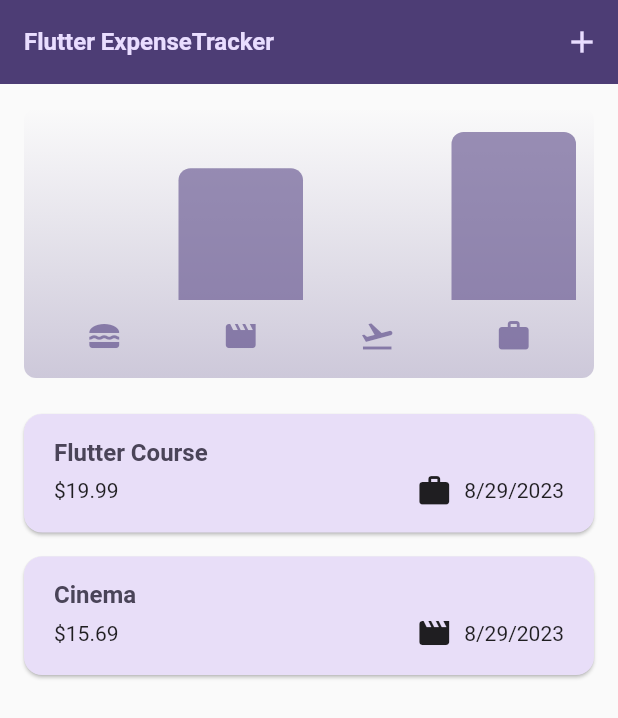
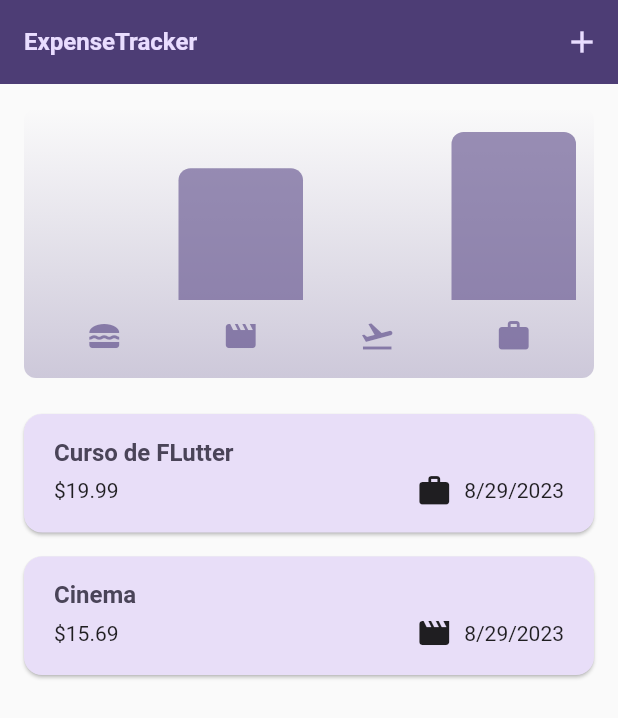
Before and after one commit to Olcortes/expense_tracker, a Flutter app: the screen it shows after launch, on a phone screen of 412 x 824 dp. Shown: the top 718 px of the screen. Run offline on Flutter 3.47's test engine with Material 2 defaults, Android fonts, the phone set to English and light mode, and no system bars.

Commit message:
cambio a español

```diff
--- a/lib/widgets/expenses.dart
+++ b/lib/widgets/expenses.dart
@@ -17,7 +17,7 @@ class Expenses extends StatefulWidget {
 class _ExpensesState extends State<Expenses> {
   final List<Expense> _registeredExpenses = [
     Expense(
-      title: 'Flutter Course',
+      title: 'Curso de FLutter',
       amount: 19.99,
       date: DateTime.now(),
       category: Category.work,
@@ -81,7 +81,7 @@ class _ExpensesState extends State<Expenses> {
 
     return Scaffold(
       appBar: AppBar(
-        title: const Text('Flutter ExpenseTracker'),
+        title: const Text('ExpenseTracker'),
         actions: [
           IconButton(
             onPressed: _openAddExpenseOverlay,
```
